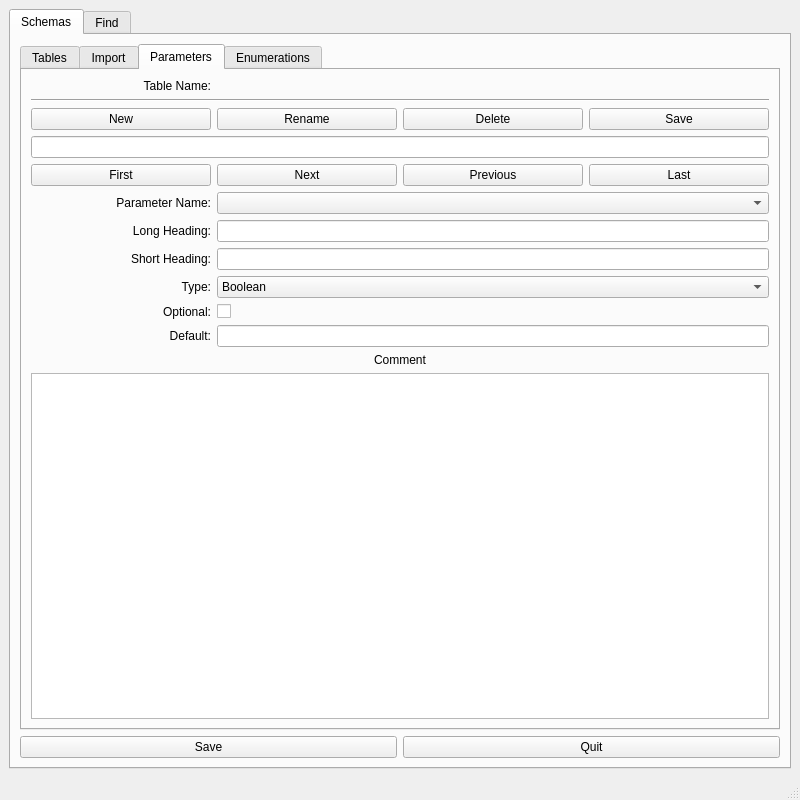
Above: tables_editor.ui from waynegramlich/table_tools before the change. Below: the same form after it.
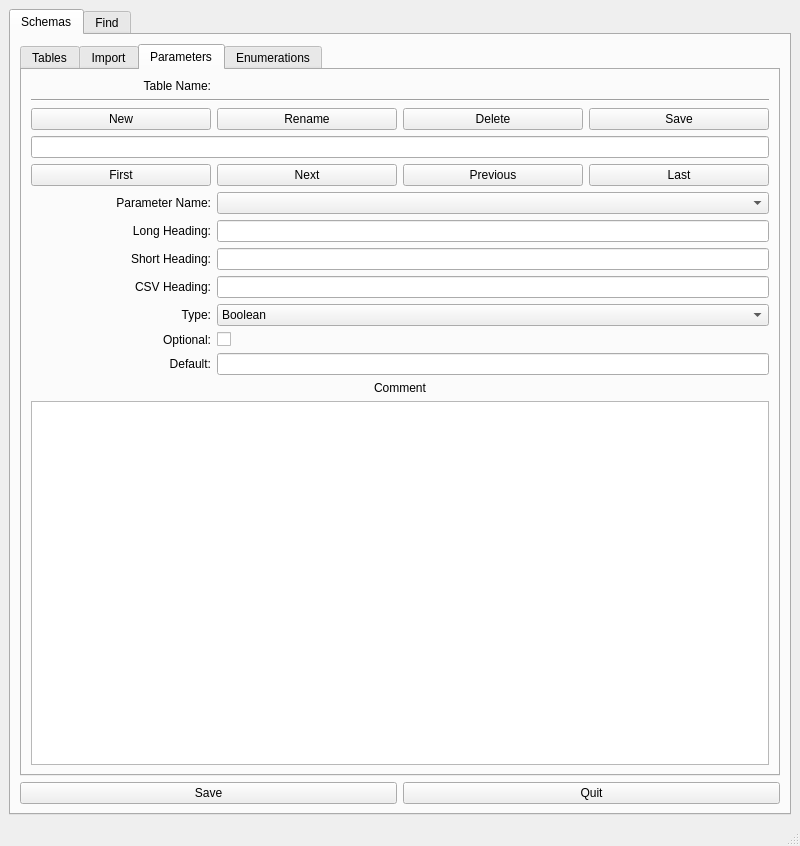
That is the form after the change. The open tabs and pages were chosen to show the change.

Commit message: Got the import and bind code to work reasonably well.

What changed in the file:
```diff
--- a/tables_editor.ui
+++ b/tables_editor.ui
@@ -7,7 +7,7 @@
     <x>0</x>
     <y>0</y>
     <width>800</width>
-    <height>800</height>
+    <height>846</height>
    </rect>
   </property>
   <property name="sizePolicy">
@@ -244,7 +244,7 @@
                 </property>
                </widget>
               </item>
-              <item row="9" column="0">
+              <item row="10" column="0">
                <widget class="QLabel" name="parameters_optional_label">
                 <property name="text">
                  <string>Optional:</string>
@@ -264,14 +264,14 @@
               <item row="7" column="1" colspan="3">
                <widget class="QLineEdit" name="parameters_short_line"/>
               </item>
-              <item row="9" column="1" colspan="3">
+              <item row="10" column="1" colspan="3">
                <widget class="QCheckBox" name="parameters_optional_check">
                 <property name="text">
                  <string/>
                 </property>
                </widget>
               </item>
-              <item row="8" column="0">
+              <item row="9" column="0">
                <widget class="QLabel" name="parameters_type_label">
                 <property name="text">
                  <string>Type:</string>
@@ -281,7 +281,7 @@
                 </property>
                </widget>
               </item>
-              <item row="10" column="0">
+              <item row="11" column="0">
                <widget class="QLabel" name="parameters_default_label">
                 <property name="text">
                  <string>Default:</string>
@@ -291,7 +291,7 @@
                 </property>
                </widget>
               </item>
-              <item row="10" column="1" colspan="3">
+              <item row="11" column="1" colspan="3">
                <widget class="QLineEdit" name="parameters_default_line"/>
               </item>
               <item row="2" column="3">
@@ -315,7 +315,7 @@
                 </property>
                </widget>
               </item>
-              <item row="8" column="1" colspan="3">
+              <item row="9" column="1" colspan="3">
                <widget class="QComboBox" name="parameters_type_combo">
                 <item>
                  <property name="text">
@@ -371,7 +371,7 @@
                 </property>
                </widget>
               </item>
-              <item row="11" column="0" colspan="4">
+              <item row="12" column="0" colspan="4">
                <widget class="QLabel" name="parameters_comment_label">
                 <property name="text">
                  <string>Comment</string>
@@ -388,9 +388,22 @@
                 </property>
                </widget>
               </item>
-              <item row="12" column="0" colspan="4">
+              <item row="13" column="0" colspan="4">
                <widget class="QPlainTextEdit" name="parameters_comment_text"/>
               </item>
+              <item row="8" column="0">
+               <widget class="QLabel" name="parameters_csv_label">
+                <property name="text">
+                 <string>CSV Heading:</string>
+                </property>
+                <property name="alignment">
+                 <set>Qt::AlignRight|Qt::AlignTrailing|Qt::AlignVCenter</set>
+                </property>
+               </widget>
+              </item>
+              <item row="8" column="1" colspan="3">
+               <widget class="QLineEdit" name="parameters_csv_line"/>
+              </item>
              </layout>
             </item>
            </layout>
```
Left out of the diff: 58 changed lines with no effect on the pictures. The commit also changes 1 other file.
